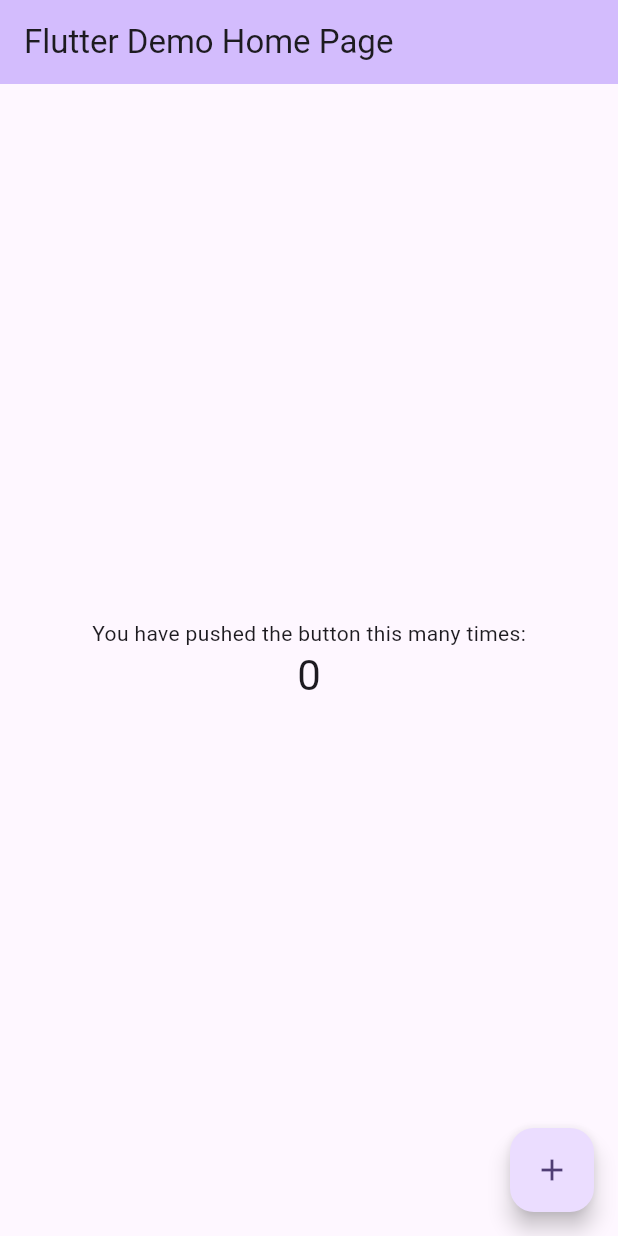
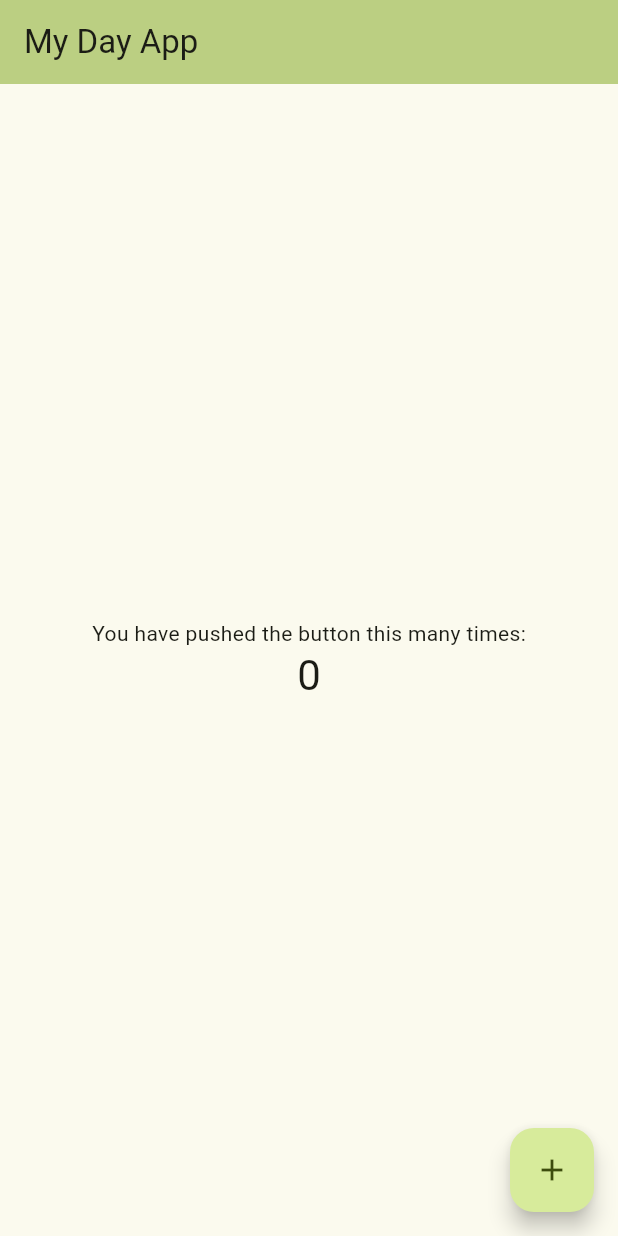
Before and after one commit to shamna-chakki/my_day_app, a Flutter app: the screen it shows after launch, on a phone screen of 412 x 824 dp. Run offline on Flutter 3.47's test engine with Material 3 defaults, Android fonts, the phone set to English and light mode, and no system bars.

```diff
--- a/lib/main.dart
+++ b/lib/main.dart
@@ -11,26 +11,11 @@ class MyApp extends StatelessWidget {
   @override
   Widget build(BuildContext context) {
     return MaterialApp(
-      title: 'Flutter Demo',
+      title: 'My Day App',
       theme: ThemeData(
-        // This is the theme of your application.
-        //
-        // TRY THIS: Try running your application with "flutter run". You'll see
-        // the application has a purple toolbar. Then, without quitting the app,
-        // try changing the seedColor in the colorScheme below to Colors.green
-        // and then invoke "hot reload" (save your changes or press the "hot
-        // reload" button in a Flutter-supported IDE, or press "r" if you used
-        // the command line to start the app).
-        //
-        // Notice that the counter didn't reset back to zero; the application
-        // state is not lost during the reload. To reset the state, use hot
-        // restart instead.
-        //
-        // This works for code too, not just values: Most code changes can be
-        // tested with just a hot reload.
-        colorScheme: ColorScheme.fromSeed(seedColor: Colors.deepPurple),
+        colorScheme: ColorScheme.fromSeed(seedColor: Color(0xFFFAF9EE)),
       ),
-      home: const MyHomePage(title: 'Flutter Demo Home Page'),
+      home: const MyHomePage(title: 'My Day App'),
     );
   }
 }
```
Also changed, not shown: pubspec.yaml (+6 -3 lines), assets/images/jpg/Icon.jpg (added), assets/images/jpg/splashimage.jpg (added), pubspec.lock.
